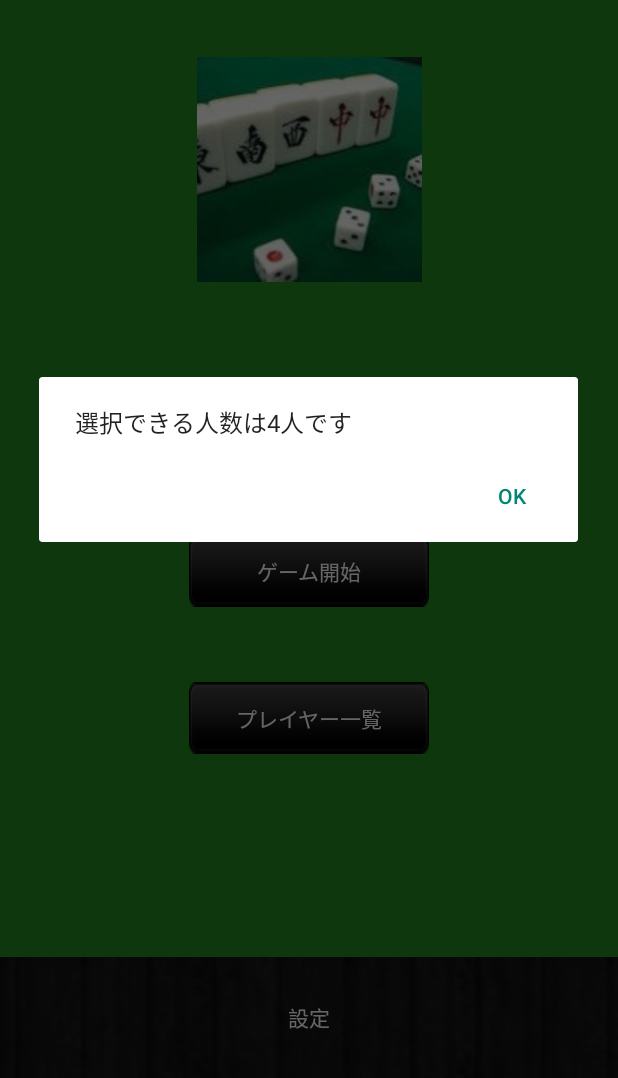
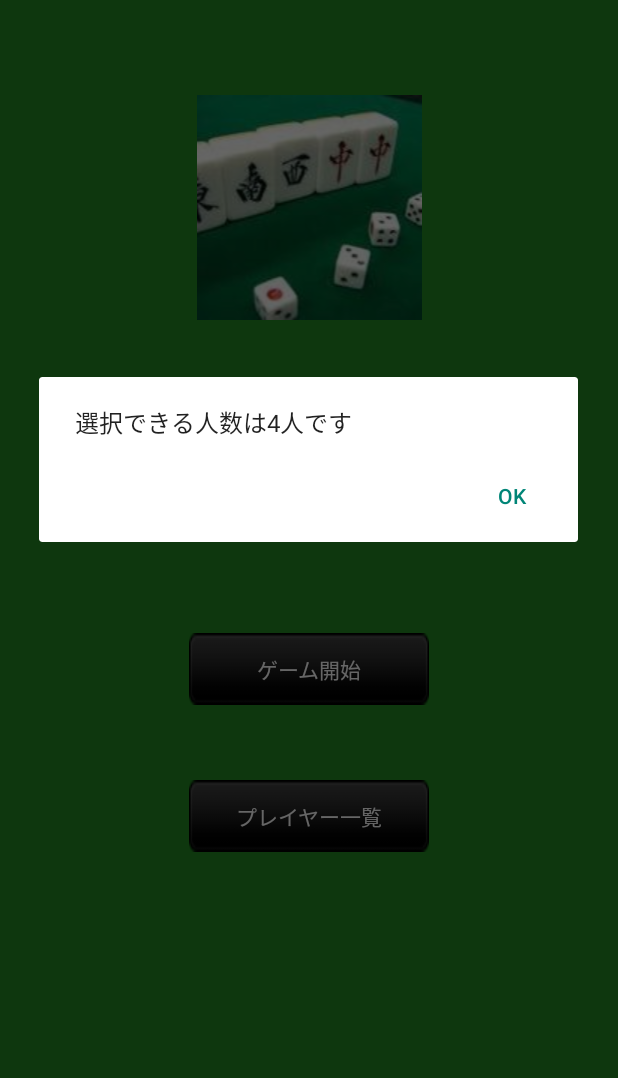
Before and after one commit to kobaken0029/calcmahjong, an Android app: the screen it shows after launch (MenuActivity), after a tap on "ゲーム開始", on a phone screen of 412 x 824 dp, the part 158-1236 px from its top. Run offline under Robolectric (Android 15) with nearby library versions, the phone set to English and light mode, and no system bars.

Commit message:
delete settings button

```diff
--- a/app/src/main/java/eval/wit/ai/calcmahjong/activities/MenuActivity.java
+++ b/app/src/main/java/eval/wit/ai/calcmahjong/activities/MenuActivity.java
@@ -42,13 +42,13 @@ public class MenuActivity extends ActionBarActivity {
             }
         });
 
-        Button settingsBtn = (Button) findViewById(R.id.settings);
-        settingsBtn.setOnClickListener(new View.OnClickListener() {
-            @Override
-            public void onClick(View v) {
-                startActivity(new Intent(MenuActivity.this, SettingsActivity.class));
-            }
-        });
+//        Button settingsBtn = (Button) findViewById(R.id.settings);
+//        settingsBtn.setOnClickListener(new View.OnClickListener() {
+//            @Override
+//            public void onClick(View v) {
+//                startActivity(new Intent(MenuActivity.this, SettingsActivity.class));
+//            }
+//        });
     }
 
 
@@ -67,7 +67,8 @@ public class MenuActivity extends ActionBarActivity {
         int id = item.getItemId();
 
         //noinspection SimplifiableIfStatement
-        if (id == R.id.action_settings) {
+        if (id == R.id.settings) {
+            startActivity(new Intent(MenuActivity.this, SettingsActivity.class));
             return true;
         }
 
--- a/app/src/main/res/layout/activity_menu.xml
+++ b/app/src/main/res/layout/activity_menu.xml
@@ -68,22 +68,22 @@
                 android:layout_gravity="center_horizontal" />
         </LinearLayout>
 
-        <LinearLayout
-            android:orientation="horizontal"
-            android:layout_width="match_parent"
-            android:layout_height="match_parent"
-            android:layout_weight="1">
+        <!--<LinearLayout-->
+            <!--android:orientation="horizontal"-->
+            <!--android:layout_width="match_parent"-->
+            <!--android:layout_height="match_parent"-->
+            <!--android:layout_weight="1">-->
 
-            <Button
-                android:layout_width="match_parent"
-                android:layout_height="match_parent"
-                android:text="@string/setting"
-                android:textColor="#FFFFFFFF"
-                android:id="@+id/settings"
-                android:background="@drawable/tab"
-                android:layout_gravity="center|bottom"
-                android:paddingRight="100dp"
-                android:paddingLeft="100dp" />
-        </LinearLayout>
+            <!--<Button-->
+                <!--android:layout_width="match_parent"-->
+                <!--android:layout_height="match_parent"-->
+                <!--android:text="@string/setting"-->
+                <!--android:textColor="#FFFFFFFF"-->
+                <!--android:id="@+id/settings"-->
+                <!--android:background="@drawable/tab"-->
+                <!--android:layout_gravity="center|bottom"-->
+                <!--android:paddingRight="100dp"-->
+                <!--android:paddingLeft="100dp" />-->
+        <!--</LinearLayout>-->
     </LinearLayout>
 </RelativeLayout>
--- a/app/src/main/res/menu/menu_menu.xml
+++ b/app/src/main/res/menu/menu_menu.xml
@@ -3,7 +3,7 @@
     xmlns:tools="http://schemas.android.com/tools"
     tools:context=".MenuActivity">
     <item
-        android:id="@+id/action_settings"
+        android:id="@+id/settings"
         android:title="@string/setting"
         android:orderInCategory="100"
         app:showAsAction="never" />
```
